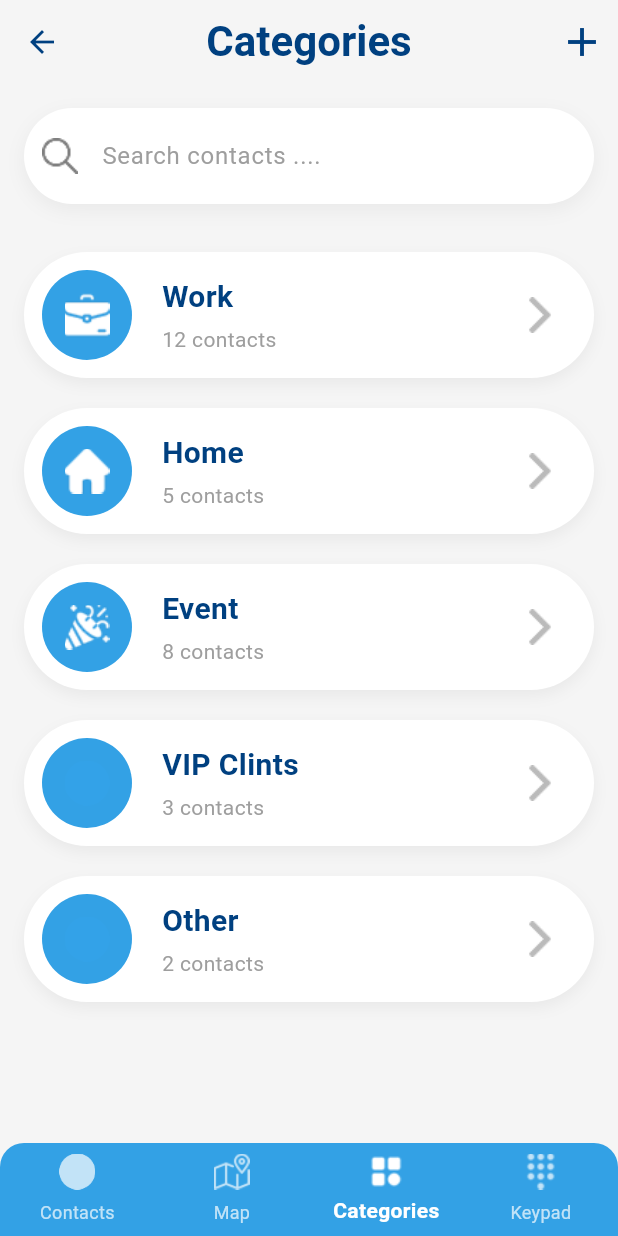
After one commit to AbdelnaeemOsama/contact_navigator, a Flutter app: the ContactsPage screen opened directly, item 3 of the bottom bar chosen, on a phone screen of 412 x 824 dp. The commit adds this screen. Run offline on Flutter 3.47's test engine with Material 3 defaults, Android fonts, the phone set to English and light mode, and no system bars; our stand-ins replace image_picker.

Commit message:
Implement Categories page and new AI-generated splash screen

```diff
--- /dev/null
+++ b/lib/features/contacts/categories_page.dart
@@ -0,0 +1,211 @@
+import 'package:flutter/material.dart';
+import 'package:contact_navigator/core/theme/app_theme.dart';
+
+class CategoryItem {
+  final String title;
+  final String subtitle;
+  final String iconPath;
+  final Color iconBgColor;
+
+  CategoryItem({
+    required this.title,
+    required this.subtitle,
+    required this.iconPath,
+    this.iconBgColor = const Color(0xFF33A1E5),
+  });
+}
+
+class CategoriesPage extends StatefulWidget {
+  final bool isTab;
+  const CategoriesPage({super.key, this.isTab = true});
+
+  @override
+  State<CategoriesPage> createState() => _CategoriesPageState();
+}
+
+class _CategoriesPageState extends State<CategoriesPage> {
+  final List<CategoryItem> categories = [
+    CategoryItem(
+      title: 'Work',
+      subtitle: '12 contacts',
+      iconPath: 'assets/images/Categories/suitcase 1.png',
+    ),
+    CategoryItem(
+      title: 'Home',
+      subtitle: '5 contacts',
+      iconPath: 'assets/images/Categories/home (1) 1.png',
+    ),
+    CategoryItem(
+      title: 'Event',
+      subtitle: '8 contacts',
+      iconPath: 'assets/images/Categories/confetti 1.png',
+    ),
+    CategoryItem(
+      title: 'VIP Clints',
+      subtitle: '3 contacts',
+      iconPath: 'assets/images/Categories/Ellipse 7.png',
+    ),
+    CategoryItem(
+      title: 'Other',
+      subtitle: '2 contacts',
+      iconPath: 'assets/images/Categories/Ellipse 8.png',
+    ),
+  ];
+
+  @override
+  Widget build(BuildContext context) {
+    Widget content = Padding(
+      padding: const EdgeInsets.symmetric(horizontal: 16.0),
+      child: Column(
+        children: [
+          const SizedBox(height: 16),
+          // Search Bar
+          Container(
+            decoration: BoxDecoration(
+              color: Colors.white,
+              borderRadius: BorderRadius.circular(40),
+              boxShadow: [
+                BoxShadow(
+                  // ignore: deprecated_member_use
+                  color: Colors.black.withOpacity(0.05),
+                  blurRadius: 10,
+                  offset: const Offset(0, 4),
+                ),
+              ],
+            ),
+            child: TextField(
+              decoration: InputDecoration(
+                hintText: 'Search contacts ....',
+                hintStyle: const TextStyle(color: Colors.grey, fontSize: 16),
+                prefixIcon: Padding(
+                  padding: const EdgeInsets.all(12.0),
+                  child: Image.asset(
+                    'assets/images/Categories/loupe 3.png',
+                    width: 24,
+                    height: 24,
+                  ),
+                ),
+                border: InputBorder.none,
+                contentPadding: const EdgeInsets.symmetric(vertical: 20),
+              ),
+            ),
+          ),
+          const SizedBox(height: 32),
+          // Categories List
+          Expanded(
+            child: ListView.separated(
+              itemCount: categories.length,
+              separatorBuilder: (context, index) => const SizedBox(height: 20),
+              itemBuilder: (context, index) {
+                final category = categories[index];
+                return Container(
+                  padding: const EdgeInsets.all(12),
+                  decoration: BoxDecoration(
+                    color: Colors.white,
+                    borderRadius: BorderRadius.circular(50),
+                    boxShadow: [
+                      BoxShadow(
+                        // ignore: deprecated_member_use
+                        color: Colors.black.withOpacity(0.05),
+                        blurRadius: 8,
+                        offset: const Offset(0, 4),
+                      ),
+                    ],
+                  ),
+                  child: Row(
+                    children: [
+                      // Category Icon
+                      Container(
+                        width: 60,
+                        height: 60,
+                        decoration: BoxDecoration(
+                          color: category.iconBgColor,
+                          shape: BoxShape.circle,
+                        ),
+                        child: Center(
+                          child: Image.asset(
+                            category.iconPath,
+                            width: 30,
+                            height: 30,
+                          ),
+                        ),
+                      ),
+                      const SizedBox(width: 20),
+                      // Category Text
+                      Expanded(
+                        child: Column(
+                          crossAxisAlignment: CrossAxisAlignment.start,
+                          children: [
+                            Text(
+                              category.title,
+                              style: const TextStyle(
+                                color: AppColors.textBlue,
+                                fontSize: 20,
+                                fontWeight: FontWeight.bold,
+                              ),
+                            ),
+                            const SizedBox(height: 4),
+                            Text(
+                              category.subtitle,
+                              style: const TextStyle(
+                                color: Colors.grey,
+                                fontSize: 14,
+                              ),
+                            ),
+                          ],
+                        ),
+                      ),
+                      // Right Arrow
+                      Padding(
+                        padding: const EdgeInsets.only(right: 12.0),
+                        child: Image.asset(
+                          'assets/images/Categories/right-arrow (1) 3.png',
+                          width: 24,
+                          height: 24,
+                          color: Colors.grey[600],
+                        ),
+                      ),
+                    ],
+                  ),
+                );
+              },
+            ),
+          ),
+        ],
+      ),
+    );
+
+    if (widget.isTab) {
+      return content;
+    }
+
+    return Scaffold(
+      backgroundColor: AppColors.background,
+      appBar: AppBar(
+        backgroundColor: Colors.transparent,
+        elevation: 0,
+        leading: IconButton(
+          icon: const Icon(Icons.arrow_back, color: AppColors.textBlue, size: 28),
+          onPressed: () => Navigator.of(context).maybePop(),
+        ),
+        title: const Text(
+          'Categories',
+          style: TextStyle(
+            color: AppColors.textBlue,
+            fontSize: 28,
+            fontWeight: FontWeight.bold,
+          ),
+        ),
+        centerTitle: true,
+        actions: [
+          IconButton(
+            icon: const Icon(Icons.add, color: AppColors.textBlue, size: 32),
+            onPressed: () {},
+          ),
+          const SizedBox(width: 8),
+        ],
+      ),
+      body: content,
+    );
+  }
+}
--- a/lib/features/contacts/contacts_page.dart
+++ b/lib/features/contacts/contacts_page.dart
@@ -4,6 +4,8 @@ import 'package:contact_navigator/features/call/call_screen.dart';
 import 'package:contact_navigator/features/contacts/favorites_page.dart';
 import 'package:contact_navigator/features/keypad/keypad_page.dart';
 import 'package:contact_navigator/features/contacts/add_contact_page.dart';
+import 'package:contact_navigator/features/contacts/categories_page.dart';
+
 
 
 class Contact {
@@ -121,7 +123,10 @@ class _ContactsPageState extends State<ContactsPage> {
       switch (_selectedIndex) {
         case 3:
           return const KeypadPage();
+        case 2:
+          return const CategoriesPage();
         case 0:
+
         default:
           return SingleChildScrollView(
             child: Padding(
@@ -256,7 +261,11 @@ class _ContactsPageState extends State<ContactsPage> {
         backgroundColor: Colors.transparent,
         elevation: 0,
         title: Text(
-          _selectedIndex == 3 ? 'Keypad' : 'Contacts',
+          _selectedIndex == 3
+              ? 'Keypad'
+              : _selectedIndex == 2
+                  ? 'Categories'
+                  : 'Contacts',
           style: const TextStyle(
             color: AppColors.textBlue,
             fontSize: 28,
@@ -264,8 +273,25 @@ class _ContactsPageState extends State<ContactsPage> {
           ),
         ),
         centerTitle: true,
+        leading: _selectedIndex == 2
+            ? IconButton(
+                icon: const Icon(Icons.arrow_back, color: AppColors.textBlue),
+                onPressed: () {
+                  setState(() {
+                    _selectedIndex = 0;
+                  });
+                },
+              )
+            : null,
         actions: [
-          if (_selectedIndex != 3)
+          if (_selectedIndex == 2)
+            IconButton(
+              icon: const Icon(Icons.add, color: AppColors.textBlue, size: 32),
+              onPressed: () {
+                // Add category
+              },
+            ),
+          if (_selectedIndex == 0)
             Padding(
               padding: const EdgeInsets.only(right: 16.0),
               child: CircleAvatar(
@@ -282,7 +308,7 @@ class _ContactsPageState extends State<ContactsPage> {
         ],
       ),
       body: getBody(),
-      floatingActionButton: _selectedIndex == 3
+      floatingActionButton: _selectedIndex == 3 || _selectedIndex == 2
           ? null
             : FloatingActionButton(
                 onPressed: () {
--- a/pubspec.yaml
+++ b/pubspec.yaml
@@ -73,6 +73,7 @@ flutter:
     - assets/images/icons/location.png
     - assets/images/icons_contact_page/
     - assets/images/add contact/
+    - assets/images/Categories/
 
 
   # An image asset can refer to one or more resolution-specific "variants", see
```
Also changed, not shown: assets/images/Categories/Ellipse 4.png (added), assets/images/Categories/Ellipse 5.png (added), assets/images/Categories/Ellipse 6.png (added), assets/images/Categories/Ellipse 7.png (added), assets/images/Categories/Ellipse 8.png (added), assets/images/Categories/confetti 1.png (added), assets/images/Categories/home (1) 1.png (added), assets/images/Categories/loupe 3.png (added), assets/images/Categories/right-arrow (1) 3.png (added), assets/images/Categories/suitcase 1.png (added), assets/images/splash_new.png (added).
